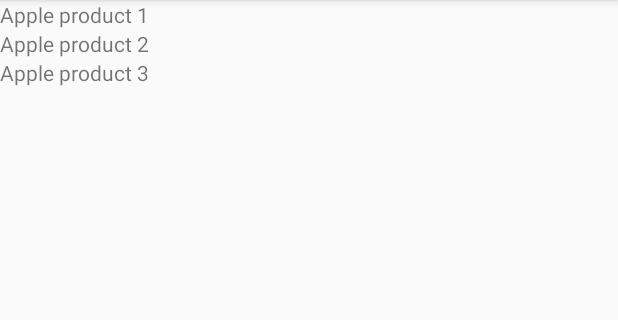
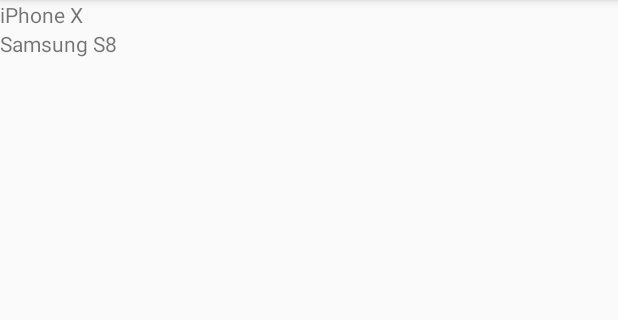
Before and after one commit to mirsakiyev/COMP-304, an Android app: the SummaryActivity screen opened directly, with no data from a screen before it, on a phone screen of 412 x 824 dp, the part 84-404 px from its top. Run offline under Robolectric (Android 15) with nearby library versions, the phone set to English and light mode, and no system bars.

```diff
--- a/AslanMirsakiyev_COMP304_Assignment2/app/src/main/res/layout/activity_summary.xml
+++ b/AslanMirsakiyev_COMP304_Assignment2/app/src/main/res/layout/activity_summary.xml
@@ -8,22 +8,17 @@
     tools:context=".SummaryActivity">
 
     <TextView
-        android:text="Apple product 1"
+        android:text="iPhone X"
         android:id="@+id/AppleProduct_1"
         android:layout_width="match_parent"
         android:layout_height="wrap_content" />
 
 
     <TextView
-        android:text="Apple product 2"
+        android:text="Samsung S8"
         android:id="@+id/AppleProduct_2"
         android:layout_width="match_parent"
         android:layout_height="wrap_content" />
 
-    <TextView
-        android:text="Apple product 3"
-        android:id="@+id/AppleProduct_3"
-        android:layout_width="match_parent"
-        android:layout_height="wrap_content" />
 
 </LinearLayout>
```
